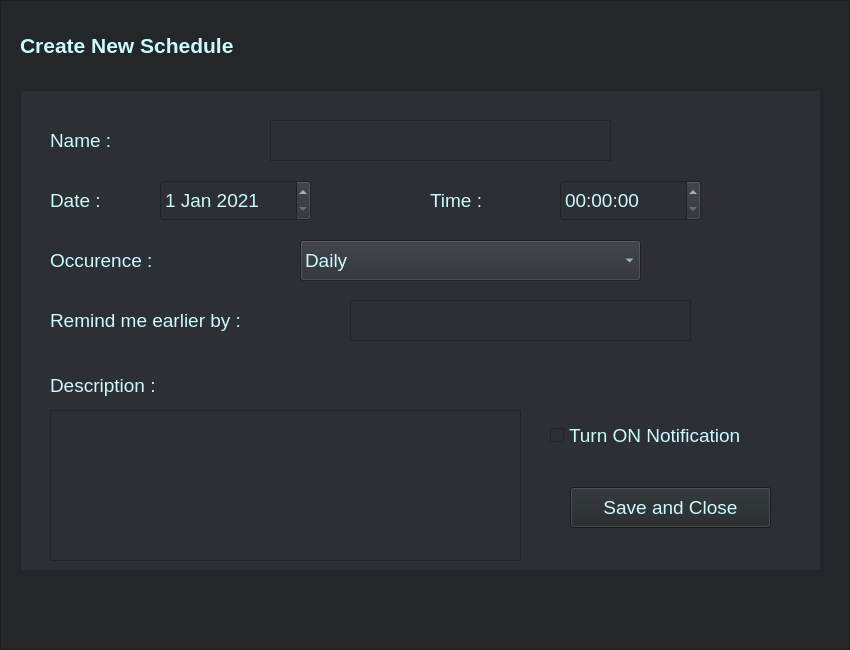
Old version of the form UI_files/Schedules/schedule_create_form.ui in the repository KuroNeko717/Cue.
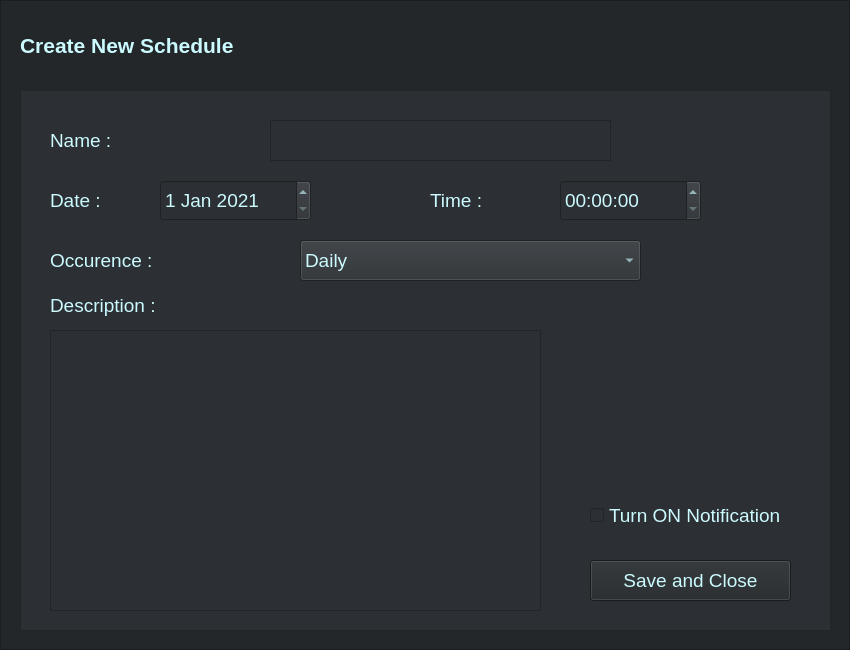
New version of the form.

What changed in the file:
```diff
--- a/UI_files/Schedules/schedule_create_form.ui
+++ b/UI_files/Schedules/schedule_create_form.ui
@@ -10,6 +10,18 @@
     <height>650</height>
    </rect>
   </property>
+  <property name="minimumSize">
+   <size>
+    <width>850</width>
+    <height>650</height>
+   </size>
+  </property>
+  <property name="maximumSize">
+   <size>
+    <width>850</width>
+    <height>650</height>
+   </size>
+  </property>
   <property name="font">
    <font>
     <family>Arial</family>
@@ -75,8 +87,8 @@
      <rect>
       <x>20</x>
       <y>90</y>
-      <width>801</width>
-      <height>481</height>
+      <width>811</width>
+      <height>541</height>
      </rect>
     </property>
     <property name="styleSheet">
@@ -222,57 +234,12 @@
       </property>
      </item>
     </widget>
-    <widget class="QLabel" name="remind_earlier_by_label_s_c">
-     <property name="geometry">
-      <rect>
-       <x>30</x>
-       <y>210</y>
-       <width>251</width>
-       <height>41</height>
-      </rect>
-     </property>
-     <property name="font">
-      <font>
-       <family>Arial</family>
-       <pointsize>14</pointsize>
-       <weight>50</weight>
-       <bold>false</bold>
-      </font>
-     </property>
-     <property name="styleSheet">
-      <string notr="true">color: rgb(203, 250, 255);</string>
-     </property>
-     <property name="text">
-      <string>Remind me earlier by :</string>
-     </property>
-    </widget>
-    <widget class="QTextEdit" name="remind_earlier_by_textedit_s_c">
-     <property name="geometry">
-      <rect>
-       <x>330</x>
-       <y>210</y>
-       <width>341</width>
-       <height>41</height>
-      </rect>
-     </property>
-     <property name="font">
-      <font>
-       <family>Arial</family>
-       <pointsize>14</pointsize>
-       <weight>50</weight>
-       <bold>false</bold>
-      </font>
-     </property>
-     <property name="styleSheet">
-      <string notr="true">color: rgb(203, 250, 255);</string>
-     </property>
-    </widget>
     <widget class="QCheckBox" name="notification_on_checkbox_s_c">
      <property name="geometry">
       <rect>
-       <x>530</x>
-       <y>320</y>
-       <width>261</width>
+       <x>570</x>
+       <y>400</y>
+       <width>201</width>
        <height>51</height>
       </rect>
      </property>
@@ -295,7 +262,7 @@
      <property name="geometry">
       <rect>
        <x>30</x>
-       <y>280</y>
+       <y>200</y>
        <width>171</width>
        <height>31</height>
       </rect>
@@ -319,9 +286,9 @@
      <property name="geometry">
       <rect>
        <x>30</x>
-       <y>320</y>
-       <width>471</width>
-       <height>151</height>
+       <y>240</y>
+       <width>491</width>
+       <height>281</height>
       </rect>
      </property>
      <property name="font">
@@ -419,8 +386,8 @@
     <widget class="QPushButton" name="save_close_button_s_c">
      <property name="geometry">
       <rect>
-       <x>550</x>
-       <y>397</y>
+       <x>570</x>
+       <y>470</y>
        <width>201</width>
        <height>41</height>
       </rect>
```
